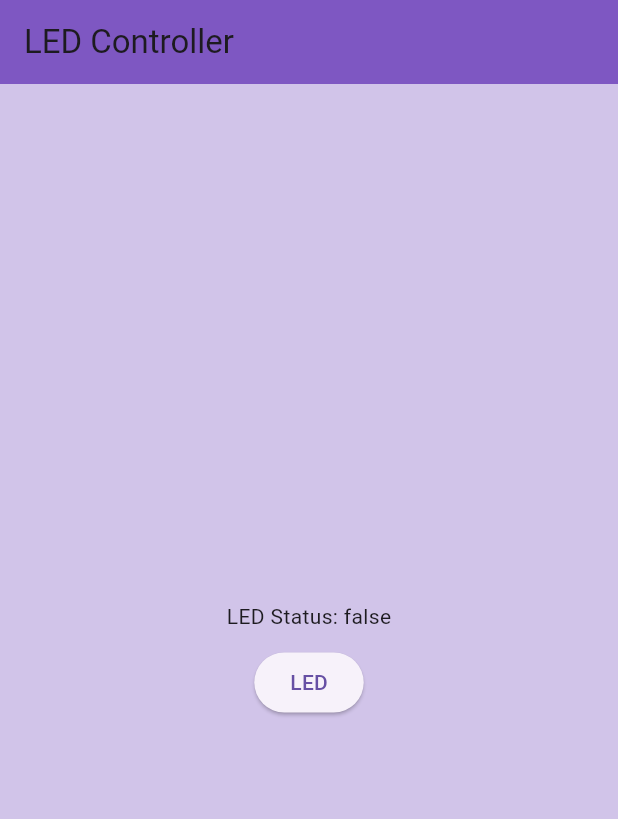
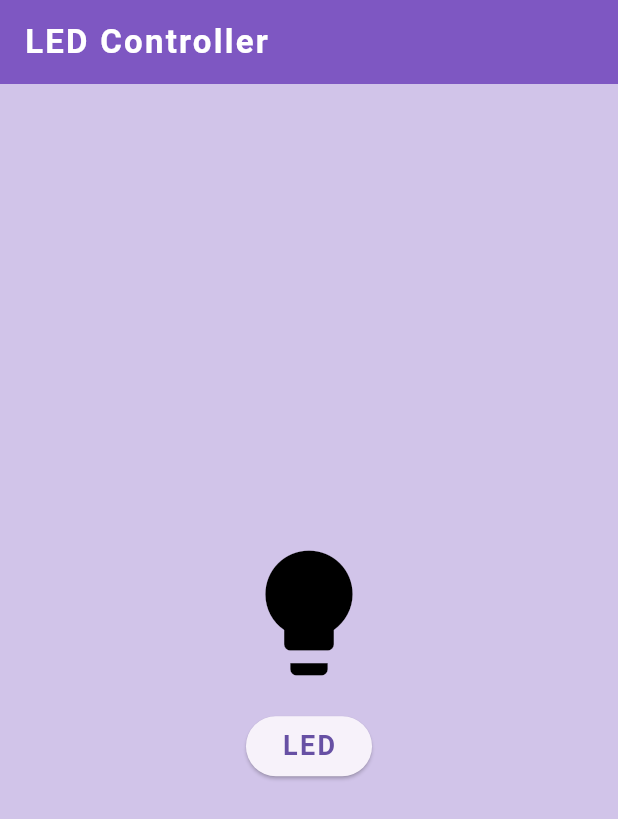
Before and after one commit to WannaCry081/RemoteLED, a Flutter app: the screen it shows after launch, on a phone screen of 412 x 824 dp. Shown: the top 819 px of the screen. Run offline on Flutter 3.47's test engine with Material 3 defaults, Android fonts, the phone set to English and light mode, and no system bars; network calls fail.

Commit message:
Update build method in home/index.dart

```diff
--- a/frontend/lib/src/pages/home/index.dart
+++ b/frontend/lib/src/pages/home/index.dart
@@ -35,16 +35,33 @@ class _HomeViewState extends State<HomeView> {
       backgroundColor: Colors.deepPurple[100],
       appBar : AppBar(
         backgroundColor: Colors.deepPurple[400],
-        title: const Text("LED Controller"),
+        title: const Text(
+          "LED Controller",
+          style : TextStyle(
+            color : Colors.white,
+            fontWeight: FontWeight.w600,
+            letterSpacing: 1.5
+          )),
       ),
       body : Center(
         child : Column(
           mainAxisAlignment: MainAxisAlignment.center,
           children : [
-            Text("LED Status: $status"),
-            const SizedBox(height : 10),
+            Icon(
+              Icons.lightbulb,
+              size : 100,
+              color : (status) ? Colors.yellow : Colors.black
+            ),
+            const SizedBox(height : 15),
             ElevatedButton(
-              child : const Text("LED"),
+              child : const Text(
+                "LED",
+                style : TextStyle(
+                  fontSize: 18,
+                  fontWeight: FontWeight.w600,
+                  letterSpacing: 1.5
+                )
+              ),
               onPressed: () {
                 toggleData();
               },
```
